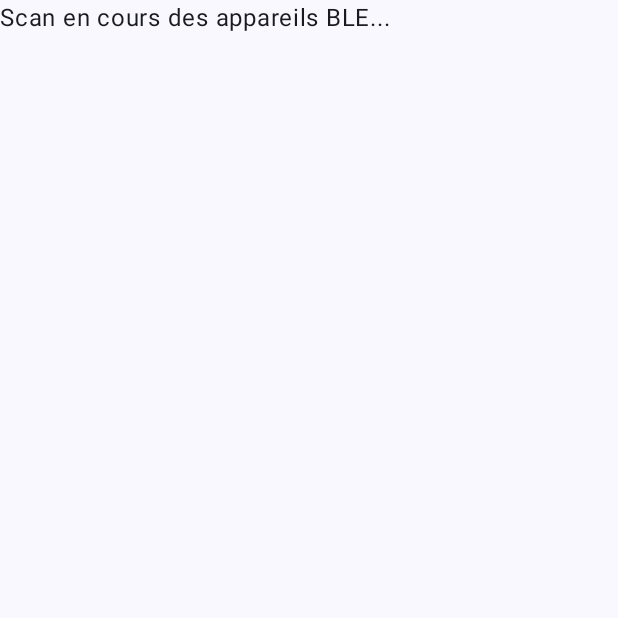
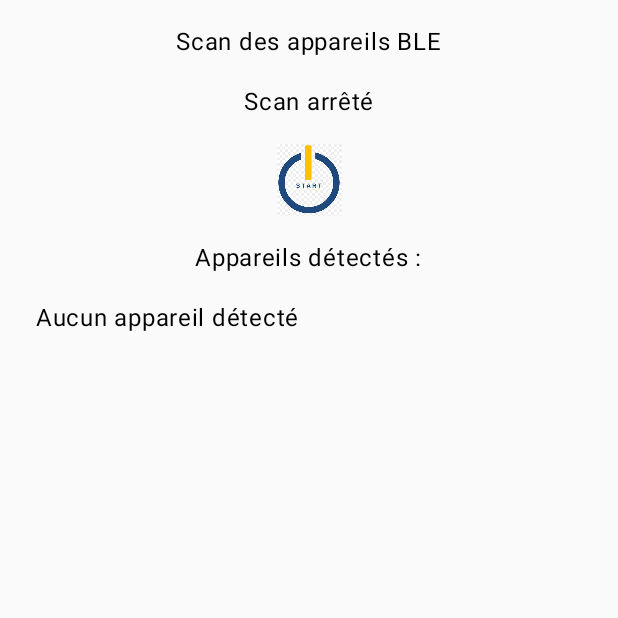
Before and after one commit to ZeusTheOlympian/TD_Dev_Android, an Android app built with Jetpack Compose: the ScanActivity screen opened directly, with no data from a screen before it, on a phone screen of 412 x 824 dp, the top half of it. Run offline under Robolectric (Android 15) with nearby library versions, the phone set to English and light mode, and no system bars.

Commit message:
projet init

```diff
--- a/app/src/main/java/fr/isen/bongarzone/androidsmartdevice/MainActivity.kt
+++ b/app/src/main/java/fr/isen/bongarzone/androidsmartdevice/MainActivity.kt
@@ -87,7 +87,7 @@ fun MainScreen(onScanClick: () -> Unit) {
 
 @Preview(showBackground = true)
 @Composable
-fun MainscreenPreview() {
+fun MainScreenPreview() {
     AndroidSmartDeviceTheme {
         MainScreen {}
     }
--- a/app/src/main/java/fr/isen/bongarzone/androidsmartdevice/ScanActivity.kt
+++ b/app/src/main/java/fr/isen/bongarzone/androidsmartdevice/ScanActivity.kt
@@ -4,43 +4,33 @@ import android.os.Bundle
 import androidx.activity.ComponentActivity
 import androidx.activity.compose.setContent
 import androidx.activity.enableEdgeToEdge
-import androidx.compose.foundation.layout.fillMaxSize
-import androidx.compose.foundation.layout.padding
 import androidx.compose.material3.Scaffold
 import androidx.compose.material3.Text
 import androidx.compose.runtime.Composable
 import androidx.compose.ui.Modifier
 import androidx.compose.ui.tooling.preview.Preview
 import fr.isen.bongarzone.androidsmartdevice.ui.theme.AndroidSmartDeviceTheme
+/*question d*/
+import androidx.compose.ui.res.painterResource
+import androidx.compose.runtime.*
+import androidx.compose.foundation.layout.*
+import fr.isen.bongarzone.androidsmartdevice.ScanScreen
+
 
 class ScanActivity : ComponentActivity() {
+    private var isScanning by mutableStateOf(false) // État du scan géré ici
     override fun onCreate(savedInstanceState: Bundle?) {
         super.onCreate(savedInstanceState)
         enableEdgeToEdge()
         setContent {
             AndroidSmartDeviceTheme {
-                Scaffold(modifier = Modifier.fillMaxSize()) { innerPadding ->
-                    ScanScreen(
-                        modifier = Modifier.padding(innerPadding)
-                    )
-                }
+                ScanScreen(
+                    isScanning = isScanning,
+                    onToggleScan = {
+                        isScanning = !isScanning
+                    } // Change l'état sans bloquer les threads
+                )
             }
         }
     }
 }
-
-@Composable
-fun ScanScreen(modifier: Modifier = Modifier) {
-    Text(
-        text = "Scan en cours des appareils BLE...",
-        modifier = modifier
-    )
-}
-
-@Preview(showBackground = true)
-@Composable
-fun ScanScreenPreview() {
-    AndroidSmartDeviceTheme {
-        ScanScreen()
-    }
-}
--- /dev/null
+++ b/app/src/main/java/fr/isen/bongarzone/androidsmartdevice/ScanScreen.kt
@@ -0,0 +1,74 @@
+package fr.isen.bongarzone.androidsmartdevice
+
+
+
+import androidx.compose.foundation.Image
+import androidx.compose.foundation.clickable
+import androidx.compose.foundation.layout.*
+import androidx.compose.foundation.lazy.LazyColumn
+import androidx.compose.material3.Text
+import androidx.compose.runtime.Composable
+import androidx.compose.ui.Alignment
+import androidx.compose.ui.Modifier
+import androidx.compose.ui.res.painterResource
+import androidx.compose.ui.tooling.preview.Preview
+import androidx.compose.ui.unit.dp
+import fr.isen.bongarzone.androidsmartdevice.ui.theme.AndroidSmartDeviceTheme
+
+@Composable
+fun ScanScreen(
+    isScanning: Boolean, // Paramètre pour l'état du scan
+    onToggleScan: () -> Unit, // Callback pour démarrer/arrêter le scan
+    modifier: Modifier = Modifier
+) {
+    Column(
+        modifier = modifier
+            .fillMaxSize()
+            .padding(16.dp),
+        horizontalAlignment = Alignment.CenterHorizontally,
+        verticalArrangement = Arrangement.Top
+    ) {
+        // Titre
+        Text(
+            text = "Scan des appareils BLE",
+            modifier = Modifier.padding(bottom = 16.dp)
+        )
+
+        // Message pour indiquer l'état du scan
+        Text(
+            text = if (isScanning) "Scanning en cours..." else "Scan arrêté",
+            modifier = Modifier.padding(bottom = 16.dp)
+        )
+
+        // Image pour lancer/arrêter le scan
+        Image(
+            painter = painterResource(id = if (isScanning) R.drawable.ic_stop else R.drawable.ic_start),
+            contentDescription = if (isScanning) "Arrêter le scan" else "Démarrer le scan",
+            modifier = Modifier
+                .size(64.dp)
+                .clickable { onToggleScan() }
+                .padding(bottom = 16.dp)
+        )
+
+        // Liste des appareils détectés (vide pour le moment)
+        Text(text = "Appareils détectés :")
+        LazyColumn(modifier = Modifier
+            .fillMaxSize()
+            .padding(top = 8.dp)) {
+            item {
+                Text(text = "Aucun appareil détecté", modifier = Modifier.padding(8.dp))
+            }
+        }
+    }
+}
+
+@Preview(showBackground = true)
+@Composable
+fun ScanScreenPreview() {
+    AndroidSmartDeviceTheme {
+        ScanScreen(
+            isScanning = false, // Valeur par défaut
+            onToggleScan = {}   // Lambda vide par défaut
+        )
+    }
+}
```
Also changed, not shown: app/src/main/res/drawable/ic_start.png (added), app/src/main/res/drawable/ic_stop.png (added).
